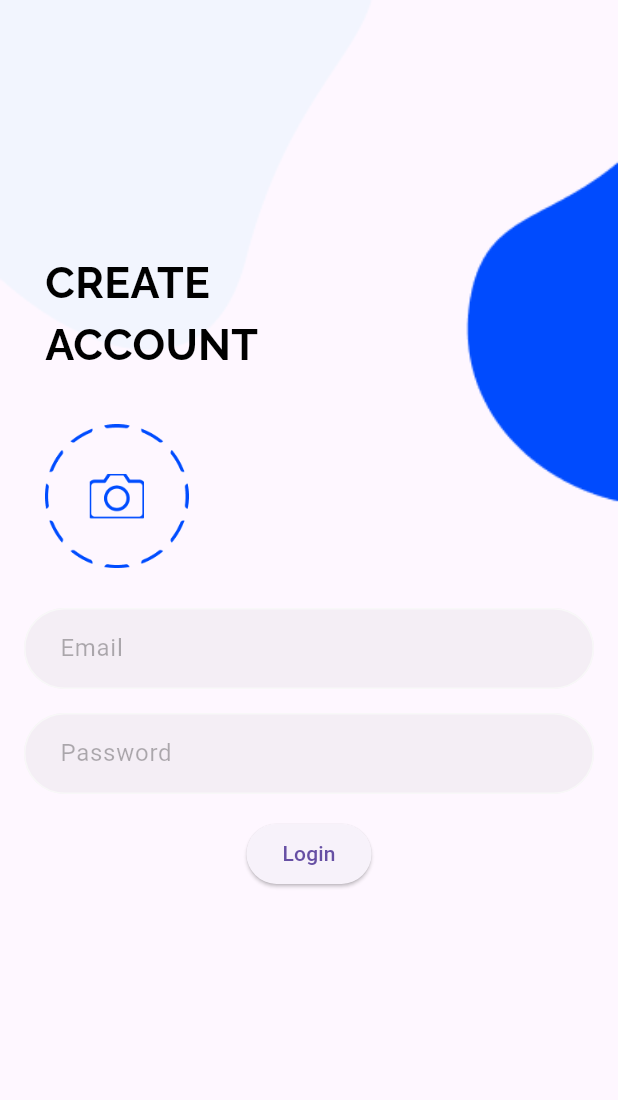
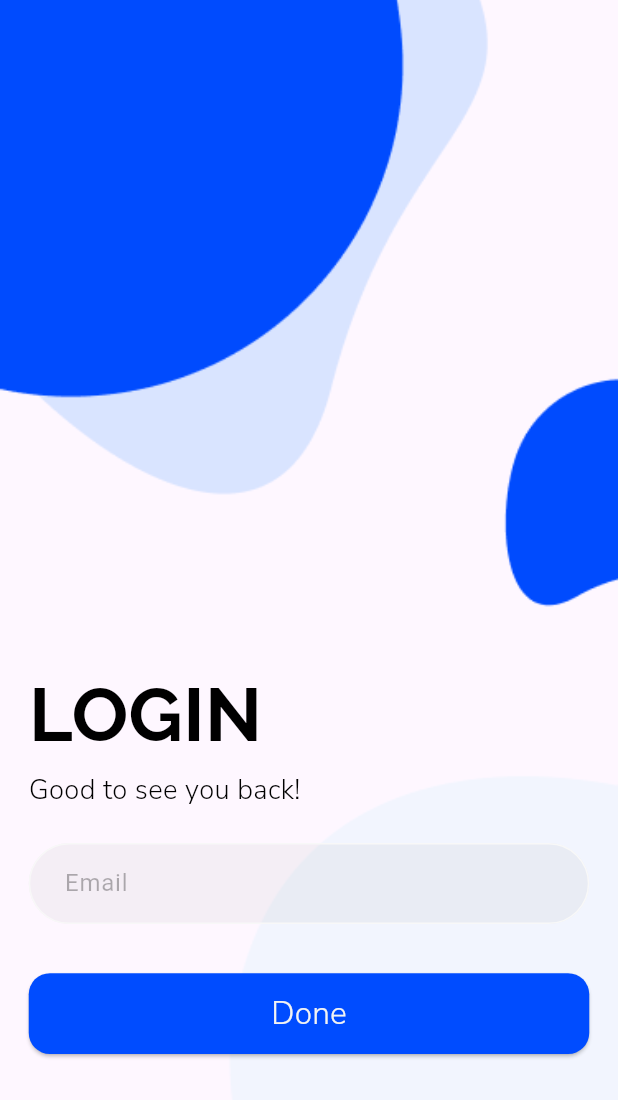
Before and after one commit to Ahmetkanadli/E-Commerce, a Flutter app: the screen it shows after launch, after a tap on "Already have an account?", on a phone screen of 412 x 824 dp. Shown: the top 1100 px of the screen. Run offline on Flutter 3.47's test engine with Material 3 defaults, Android fonts, the phone set to English and light mode, and no system bars; our stand-ins replace flutter_screenutil, google_fonts.

Commit message:
signUp page created

```diff
--- a/e_commerce/lib/authentication_pages/login.dart
+++ b/e_commerce/lib/authentication_pages/create_account_page.dart
@@ -1,17 +1,18 @@
 import 'package:e_commerce/authentication_pages/textField_widget.dart';
+import 'package:e_commerce/authentication_pages/widget/authentication_button.dart';
 import 'package:e_commerce/main.dart';
 import 'package:flutter/material.dart';
 import 'package:flutter_screenutil/flutter_screenutil.dart';
 import 'package:google_fonts/google_fonts.dart';
 
-class LoginPage extends StatefulWidget {
-  const LoginPage({super.key});
+class CreateAccountPage extends StatefulWidget {
+  const CreateAccountPage({super.key});
 
   @override
-  State<LoginPage> createState() => _LoginPageState();
+  State<CreateAccountPage> createState() => _CreateAccountPageState();
 }
 
-class _LoginPageState extends State<LoginPage> {
+class _CreateAccountPageState extends State<CreateAccountPage> {
   final TextEditingController _emailController = TextEditingController();
   final TextEditingController _passwordController = TextEditingController();
 
@@ -32,13 +33,13 @@ class _LoginPageState extends State<LoginPage> {
                 ),
               ),
               Padding(
-                padding:  EdgeInsets.only(top: 190.h, left: 30.0),
+                padding:  EdgeInsets.only(top: 140.h, left: 30.0),
                 child: Column(
                   children: [
                     Text("CREATE \nACCOUNT",
                         textAlign: TextAlign.start,
                         style: GoogleFonts.raleway(
-                            fontSize: 30.sp,
+                            fontSize: 50.sp,
                             fontWeight: FontWeight.w700,
                             color: Colors.black)),
 
@@ -49,25 +50,19 @@ class _LoginPageState extends State<LoginPage> {
                 padding:  EdgeInsets.only(top: 320.h, left: 30.0),
                 child: SizedBox(
                     child: SizedBox(
-                        width: 100.w, child: Image.asset('assets/camera.png'))),
+                        width: 90.w, child: Image.asset('assets/camera.png'))),
               ),
             ],
           ),
           Padding(
-            padding: EdgeInsets.symmetric(horizontal: 16.0, vertical: 30.h),
+            padding: EdgeInsets.symmetric(horizontal: 16.0, vertical: 32.h),
             child: Column(
               children: [
                 TextFieldWidget('Email', _emailController, false),
                 const SizedBox(height: 16.0),
                 TextFieldWidget('Password', _passwordController, true),
-                const SizedBox(height: 16.0),
-                ElevatedButton(
-                  onPressed: () {
-                    // Handle login logic
-                    ///
-                  },
-                  child: const Text('Login'),
-                ),
+                SizedBox(height: 50.h),
+                AuthenticationBuuttonWidget("Done", (){})
               ],
             ),
           ),
--- /dev/null
+++ b/e_commerce/lib/authentication_pages/login_page.dart
@@ -0,0 +1,61 @@
+import 'package:e_commerce/authentication_pages/textField_widget.dart';
+import 'package:e_commerce/authentication_pages/widget/authentication_button.dart';
+import 'package:flutter/material.dart';
+import 'package:flutter_screenutil/flutter_screenutil.dart';
+import 'package:google_fonts/google_fonts.dart';
+
+class LoginPage extends StatefulWidget {
+  const LoginPage({super.key});
+
+  @override
+  State<LoginPage> createState() => _LoginPageState();
+}
+
+class _LoginPageState extends State<LoginPage> {
+
+  TextEditingController _emailController = TextEditingController();
+
+  @override
+  Widget build(BuildContext context) {
+    return Scaffold(
+      body: Stack(
+        children: [
+          SizedBox(
+            width: MediaQuery.of(context).size.width,
+            child: Image.asset(
+              "assets/login_bubbles.png",
+              fit: BoxFit.cover,
+            ),
+          ),
+          Padding(
+            padding: EdgeInsets.only(top: 499.h, left: 20.w,right: 20.w),
+            child: Column(
+              mainAxisAlignment: MainAxisAlignment.start,
+              crossAxisAlignment: CrossAxisAlignment.start,
+              children: [
+                Text("LOGIN",
+                    textAlign: TextAlign.start,
+                    style: GoogleFonts.raleway(
+                        fontSize: 52.sp,
+                        fontWeight: FontWeight.w700,
+                        color: Colors.black)),
+                SizedBox(height: 2.h),
+                Text("Good to see you back!",
+                    textAlign: TextAlign.start,
+                    style: GoogleFonts.nunitoSans(
+                        fontSize: 19.sp,
+                        fontWeight: FontWeight.w300,
+                        color: Colors.black)),
+                SizedBox(height: 25.h),
+                TextFieldWidget('Email', _emailController, false),
+                SizedBox(height: 37.h),
+                AuthenticationBuuttonWidget('Done', (){}),
+
+              ],
+            ),
+          ),
+        ],
+      ),
+    );
+  }
+}
--- /dev/null
+++ b/e_commerce/lib/authentication_pages/widget/authentication_button.dart
@@ -0,0 +1,27 @@
+import 'package:flutter/cupertino.dart';
+import 'package:flutter/material.dart';
+import 'package:flutter_screenutil/flutter_screenutil.dart';
+import 'package:google_fonts/google_fonts.dart';
+
+Widget AuthenticationBuuttonWidget(String text, Function onPressed) {
+  return ElevatedButton(
+    style: ElevatedButton.styleFrom(
+      backgroundColor: const Color(0xFF004CFF),
+      minimumSize: Size(double.infinity, 61.h),
+      shape: RoundedRectangleBorder(
+        borderRadius: BorderRadius.circular(16.r),
+      ),
+    ),
+    onPressed: () {
+      onPressed();
+    },
+    child: Text(
+      'Done',
+      style: GoogleFonts.nunitoSans(
+        fontSize: 22.sp,
+        fontWeight: FontWeight.w300,
+        color: const Color(0xFFF3F3F3),
+      ),
+    ),
+  );
+}
--- a/e_commerce/lib/welcome.dart
+++ b/e_commerce/lib/welcome.dart
@@ -1,4 +1,5 @@
-import 'package:e_commerce/authentication_pages/login.dart';
+import 'package:e_commerce/authentication_pages/create_account_page.dart';
+import 'package:e_commerce/authentication_pages/login_page.dart';
 import 'package:e_commerce/main.dart';
 import 'package:flutter/material.dart';
 import 'package:flutter_screenutil/flutter_screenutil.dart';
@@ -52,7 +53,11 @@ class _WelcomePageState extends State<WelcomePage> {
                 borderRadius: BorderRadius.circular(16.r),
               ),
             ),
-            onPressed: () {},
+            onPressed: () {
+              /// TODO Buraya Push named yapısı kurulacak
+              Navigator.push(context,
+                  MaterialPageRoute(builder: (context) => const CreateAccountPage()));
+            },
             child: Text(
               "Let's Get Started",
               style: GoogleFonts.nunitoSans(
@@ -67,7 +72,7 @@ class _WelcomePageState extends State<WelcomePage> {
             onTap: () {
               /// TODO Buraya Push named yapısı kurulacak
               Navigator.push(context,
-                  MaterialPageRoute(builder: (context) => LoginPage()));
+                  MaterialPageRoute(builder: (context) => const LoginPage()));
             },
             child: Row(
               mainAxisAlignment: MainAxisAlignment.center,
```
Also changed, not shown: e_commerce/assets/login_bubbles.png (added).
